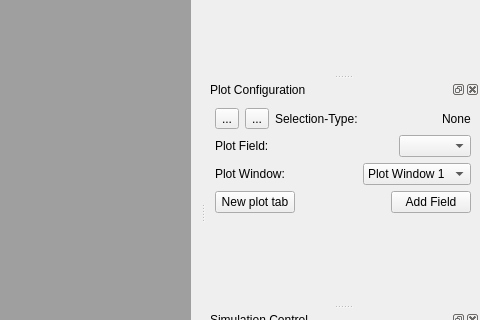
physicalist/ncbs-moose, file moose/branches/dh_branch/gui/newgui.ui: the form before one commit; both pictures show x 536 to 1016 and y 231 to 551 of the 1016 by 1123 pixel window.
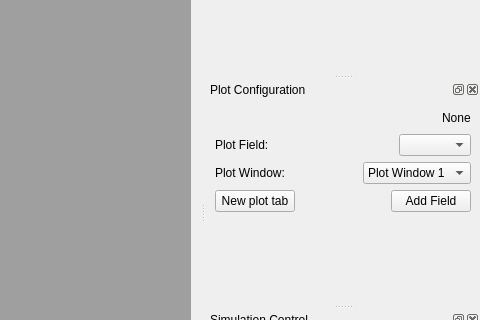
The form after the commit. Custom widgets are drawn as their Qt base class.

```diff
--- a/moose/branches/dh_branch/gui/newgui.ui
+++ b/moose/branches/dh_branch/gui/newgui.ui
@@ -756,27 +756,6 @@
     <layout class="QVBoxLayout" name="verticalLayout_5">
      <item>
       <layout class="QHBoxLayout" name="horizontalLayout_15">
-       <item>
-        <widget class="QToolButton" name="toolButton_2">
-         <property name="text">
-          <string>...</string>
-         </property>
-        </widget>
-       </item>
-       <item>
-        <widget class="QToolButton" name="toolButton">
-         <property name="text">
-          <string>...</string>
-         </property>
-        </widget>
-       </item>
-       <item>
-        <widget class="QLabel" name="label_8">
-         <property name="text">
-          <string>Selection-Type:</string>
-         </property>
-        </widget>
-       </item>
        <item>
         <spacer name="horizontalSpacer_10">
          <property name="orientation">
```
